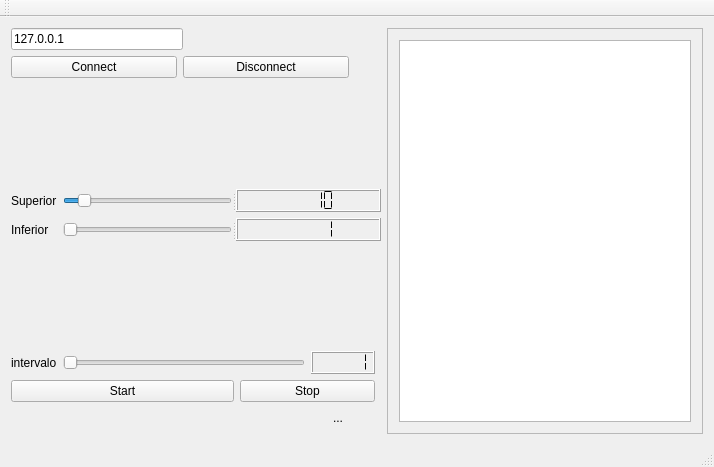
Above: mainwindow.ui from diego-lima/produtor before the change. Below: the same form after it.
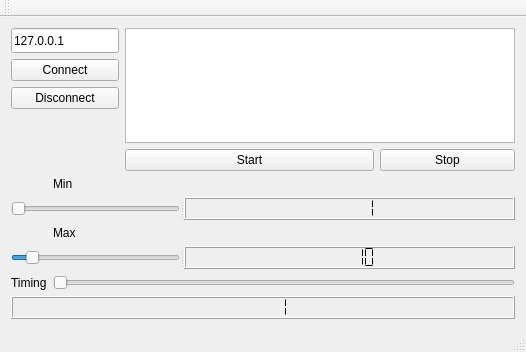
That is the form after the change.

Patch:
```diff
--- a/mainwindow.ui
+++ b/mainwindow.ui
@@ -6,58 +6,59 @@
    <rect>
     <x>0</x>
     <y>0</y>
-    <width>714</width>
-    <height>467</height>
+    <width>526</width>
+    <height>352</height>
    </rect>
   </property>
   <property name="windowTitle">
    <string>MainWindow</string>
   </property>
   <widget class="QWidget" name="centralWidget">
+   <layout class="QFormLayout" name="formLayout">
+    <item row="0" column="0">
+     <layout class="QGridLayout" name="gridLayout">
+      <item row="0" column="0" colspan="2">
+       <widget class="QLineEdit" name="serverIP">
+        <property name="maximumSize">
+         <size>
+          <width>172</width>
+          <height>25</height>
+         </size>
+        </property>
+        <property name="text">
+         <string>127.0.0.1</string>
+        </property>
+       </widget>
+      </item>
+      <item row="1" column="0" colspan="2">
+       <widget class="QPushButton" name="Connect">
+        <property name="text">
+         <string>Connect</string>
+        </property>
+       </widget>
+      </item>
+      <item row="2" column="0" colspan="2">
+       <widget class="QPushButton" name="Disconnect">
+        <property name="text">
+         <string>Disconnect</string>
+        </property>
+       </widget>
+      </item>
+     </layout>
+    </item>
+    <item row="0" column="1">
    <layout class="QGridLayout" name="gridLayout_2">
-    <item row="5" column="0" colspan="5">
-     <layout class="QVBoxLayout" name="verticalLayout_3">
-      <item>
-       <layout class="QHBoxLayout" name="horizontalLayout_3">
-        <item>
-         <widget class="QLabel" name="label_3">
-          <property name="text">
-           <string>intervalo</string>
-          </property>
-         </widget>
-        </item>
-        <item>
-         <widget class="QSlider" name="sliderTiming">
-          <property name="minimum">
-           <number>1</number>
-          </property>
-          <property name="orientation">
-           <enum>Qt::Horizontal</enum>
-          </property>
-         </widget>
-        </item>
-        <item>
-         <widget class="QLCDNumber" name="lcdTiming">
-          <property name="segmentStyle">
-           <enum>QLCDNumber::Flat</enum>
-          </property>
-          <property name="intValue" stdset="0">
-           <number>1</number>
-          </property>
-         </widget>
-        </item>
-       </layout>
-      </item>
-      <item>
-       <layout class="QHBoxLayout" name="horizontalLayout_4">
-        <item>
+      <item row="0" column="0" colspan="2">
+       <widget class="QListWidget" name="listWidget"/>
+      </item>
+      <item row="1" column="0">
          <widget class="QPushButton" name="Start">
           <property name="text">
            <string>Start</string>
           </property>
          </widget>
         </item>
-        <item>
+      <item row="1" column="1">
          <widget class="QPushButton" name="Stop">
           <property name="maximumSize">
            <size>
@@ -72,102 +73,85 @@
         </item>
        </layout>
       </item>
-     </layout>
-    </item>
-    <item row="6" column="0">
-     <spacer name="horizontalSpacer_5">
+    <item row="1" column="0" colspan="2">
+     <layout class="QGridLayout" name="gridLayout_3">
+      <item row="5" column="0" colspan="2">
+       <widget class="QLCDNumber" name="lcdTiming">
+        <property name="segmentStyle">
+         <enum>QLCDNumber::Flat</enum>
+        </property>
+        <property name="intValue" stdset="0">
+         <number>1</number>
+        </property>
+       </widget>
+      </item>
+      <item row="4" column="1">
+       <widget class="QSlider" name="sliderTiming">
+        <property name="minimum">
+         <number>1</number>
+        </property>
       <property name="orientation">
        <enum>Qt::Horizontal</enum>
       </property>
-      <property name="sizeHint" stdset="0">
+       </widget>
+      </item>
+      <item row="1" column="0" colspan="2">
+       <widget class="QSplitter" name="splitter_2">
+        <property name="maximumSize">
        <size>
-        <width>56</width>
-        <height>20</height>
-       </size>
-      </property>
-     </spacer>
-    </item>
-    <item row="2" column="3" colspan="2">
-     <spacer name="verticalSpacer">
+          <width>16777215</width>
+          <height>23</height>
+         </size>
+        </property>
       <property name="orientation">
-       <enum>Qt::Vertical</enum>
-      </property>
-      <property name="sizeHint" stdset="0">
+         <enum>Qt::Horizontal</enum>
+        </property>
+        <widget class="QSlider" name="SliderMin">
+         <property name="maximumSize">
        <size>
-        <width>20</width>
-        <height>61</height>
-       </size>
-      </property>
-     </spacer>
-    </item>
-    <item row="0" column="6" rowspan="8">
-     <widget class="QScrollArea" name="scrollArea">
-      <property name="widgetResizable">
-       <bool>true</bool>
-      </property>
-      <property name="alignment">
-       <set>Qt::AlignLeading|Qt::AlignLeft|Qt::AlignVCenter</set>
-      </property>
-      <widget class="QWidget" name="scrollAreaWidgetContents">
-       <property name="geometry">
-        <rect>
-         <x>0</x>
-         <y>0</y>
-         <width>315</width>
-         <height>386</height>
-        </rect>
-       </property>
-       <layout class="QGridLayout" name="gridLayout">
-        <item row="0" column="0">
-         <widget class="QListWidget" name="listWidget"/>
-        </item>
-       </layout>
-      </widget>
-     </widget>
-    </item>
-    <item row="4" column="1" colspan="2">
-     <spacer name="verticalSpacer_2">
-      <property name="orientation">
-       <enum>Qt::Vertical</enum>
-      </property>
-      <property name="sizeHint" stdset="0">
-       <size>
-        <width>13</width>
-        <height>60</height>
-       </size>
-      </property>
-     </spacer>
-    </item>
-    <item row="6" column="1">
-     <widget class="QLabel" name="labelConnect">
-      <property name="text">
-       <string>...</string>
-      </property>
-     </widget>
-    </item>
-    <item row="3" column="0" colspan="6">
-     <layout class="QHBoxLayout" name="horizontalLayout">
-      <item>
-       <layout class="QVBoxLayout" name="verticalLayout_2">
-        <item>
-         <widget class="QLabel" name="label">
+           <width>169</width>
+           <height>23</height>
+          </size>
+         </property>
+         <property name="minimum">
+          <number>1</number>
+         </property>
+         <property name="orientation">
+          <enum>Qt::Horizontal</enum>
+         </property>
+        </widget>
+        <widget class="QLCDNumber" name="LCDMin">
+         <property name="segmentStyle">
+          <enum>QLCDNumber::Flat</enum>
+         </property>
+         <property name="intValue" stdset="0">
+          <number>1</number>
+         </property>
+        </widget>
+       </widget>
+      </item>
+      <item row="4" column="0">
+       <widget class="QLabel" name="label_3">
           <property name="text">
-           <string>Superior</string>
+         <string>Timing</string>
           </property>
          </widget>
         </item>
-        <item>
+      <item row="0" column="1">
          <widget class="QLabel" name="label_2">
           <property name="text">
-           <string>Inferior</string>
+         <string>Min</string>
           </property>
          </widget>
         </item>
-       </layout>
+      <item row="2" column="1">
+       <widget class="QLabel" name="label">
+        <property name="text">
+         <string>Max</string>
+        </property>
+       </widget>
       </item>
-      <item>
-       <layout class="QVBoxLayout" name="verticalLayout">
-        <item>
+      <item row="3" column="0" colspan="2">
          <widget class="QSplitter" name="splitter">
           <property name="maximumSize">
            <size>
@@ -208,78 +192,6 @@
           </widget>
          </widget>
         </item>
-        <item>
-         <widget class="QSplitter" name="splitter_2">
-          <property name="maximumSize">
-           <size>
-            <width>16777215</width>
-            <height>23</height>
-           </size>
-          </property>
-          <property name="orientation">
-           <enum>Qt::Horizontal</enum>
-          </property>
-          <widget class="QSlider" name="SliderMin">
-           <property name="maximumSize">
-            <size>
-             <width>169</width>
-             <height>23</height>
-            </size>
-           </property>
-           <property name="minimum">
-            <number>1</number>
-           </property>
-           <property name="orientation">
-            <enum>Qt::Horizontal</enum>
-           </property>
-          </widget>
-          <widget class="QLCDNumber" name="LCDMin">
-           <property name="segmentStyle">
-            <enum>QLCDNumber::Flat</enum>
-           </property>
-           <property name="intValue" stdset="0">
-            <number>1</number>
-           </property>
-          </widget>
-         </widget>
-        </item>
-       </layout>
-      </item>
-     </layout>
-    </item>
-    <item row="0" column="0" rowspan="2" colspan="3">
-     <layout class="QVBoxLayout" name="verticalLayout_4">
-      <item>
-       <widget class="QLineEdit" name="serverIP">
-        <property name="maximumSize">
-         <size>
-          <width>172</width>
-          <height>25</height>
-         </size>
-        </property>
-        <property name="text">
-         <string>127.0.0.1</string>
-        </property>
-       </widget>
-      </item>
-      <item>
-       <layout class="QHBoxLayout" name="horizontalLayout_2">
-        <item>
-         <widget class="QPushButton" name="Connect">
-          <property name="text">
-           <string>Connect</string>
-          </property>
-         </widget>
-        </item>
-        <item>
-         <widget class="QPushButton" name="Disconnect">
-          <property name="text">
-           <string>Disconnect</string>
-          </property>
-         </widget>
-        </item>
-       </layout>
-      </item>
      </layout>
     </item>
    </layout>
```
Left out of the diff: 66 changed lines with no effect on the pictures. Lines whose indentation alone changed are shown as unchanged.
